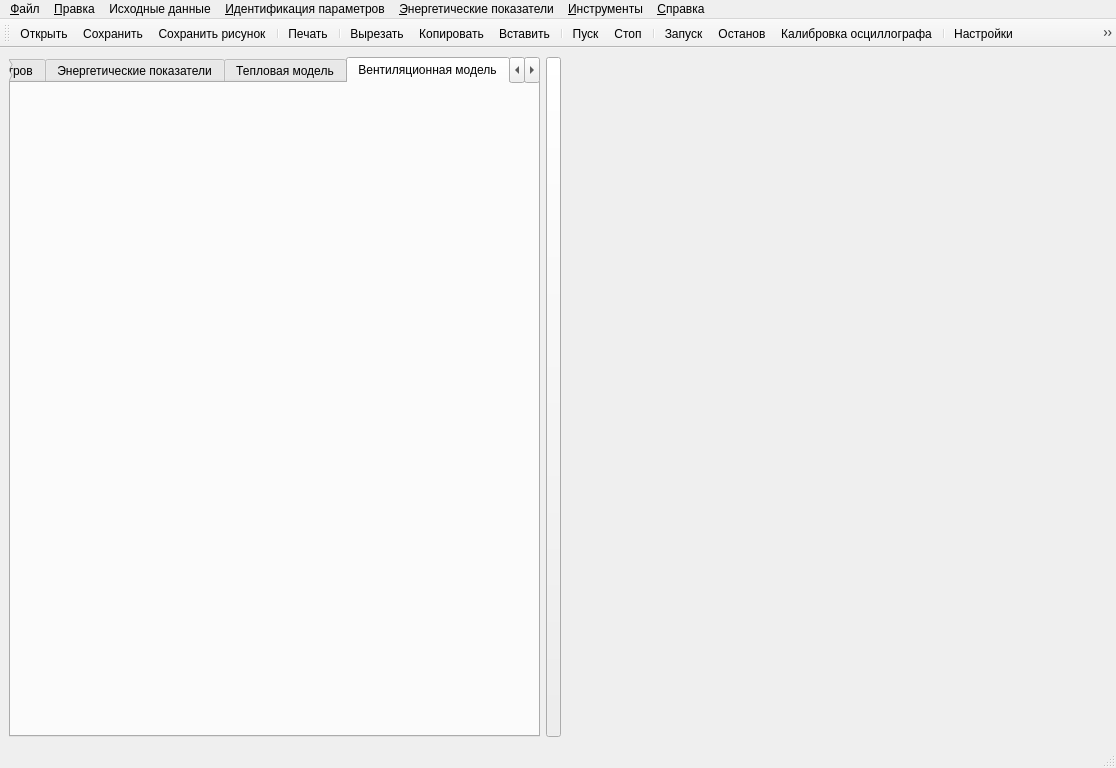
Ivanos121/ImView, file ImView/mainwindow.ui: the form before one commit.
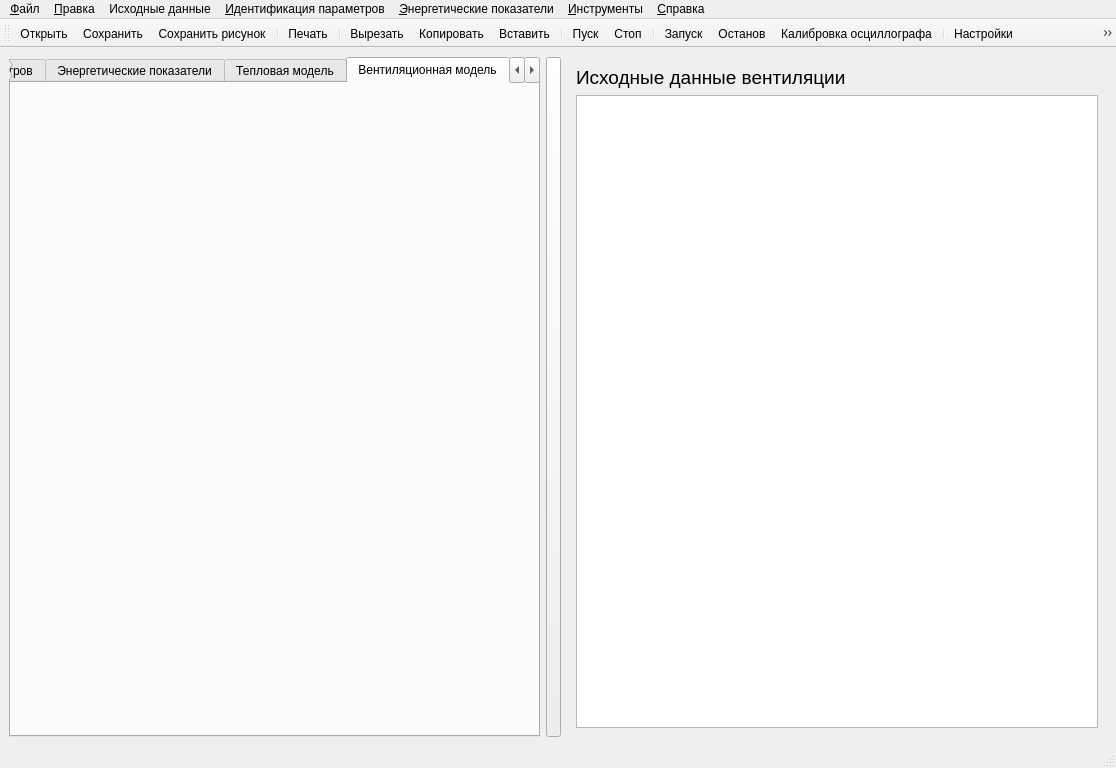
The form after the commit. The open tabs and pages were chosen to show the change. Icons and pictures are not drawn. Custom widgets are drawn as their Qt base class.

```diff
--- a/ImView/mainwindow.ui
+++ b/ImView/mainwindow.ui
@@ -958,7 +958,20 @@
         </layout>
        </widget>
       </widget>
-      <widget class="QWidget" name="page_10"/>
+      <widget class="QWidget" name="page_10">
+       <layout class="QGridLayout" name="gridLayout_11">
+        <item row="0" column="0">
+         <widget class="QLabel" name="label_8">
+          <property name="text">
+           <string>&lt;html&gt;&lt;head/&gt;&lt;body&gt;&lt;p&gt;&lt;span style=&quot; font-size:14pt;&quot;&gt;Исходные данные вентиляции&lt;/span&gt;&lt;/p&gt;&lt;/body&gt;&lt;/html&gt;</string>
+          </property>
+         </widget>
+        </item>
+        <item row="1" column="0">
+         <widget class="QTableWidget" name="tableWidget_7"/>
+        </item>
+       </layout>
+      </widget>
       <widget class="QWidget" name="page_5">
        <layout class="QVBoxLayout" name="verticalLayout_5">
         <item>
```
Left out of the diff: 4 changed lines with no effect on the pictures.
